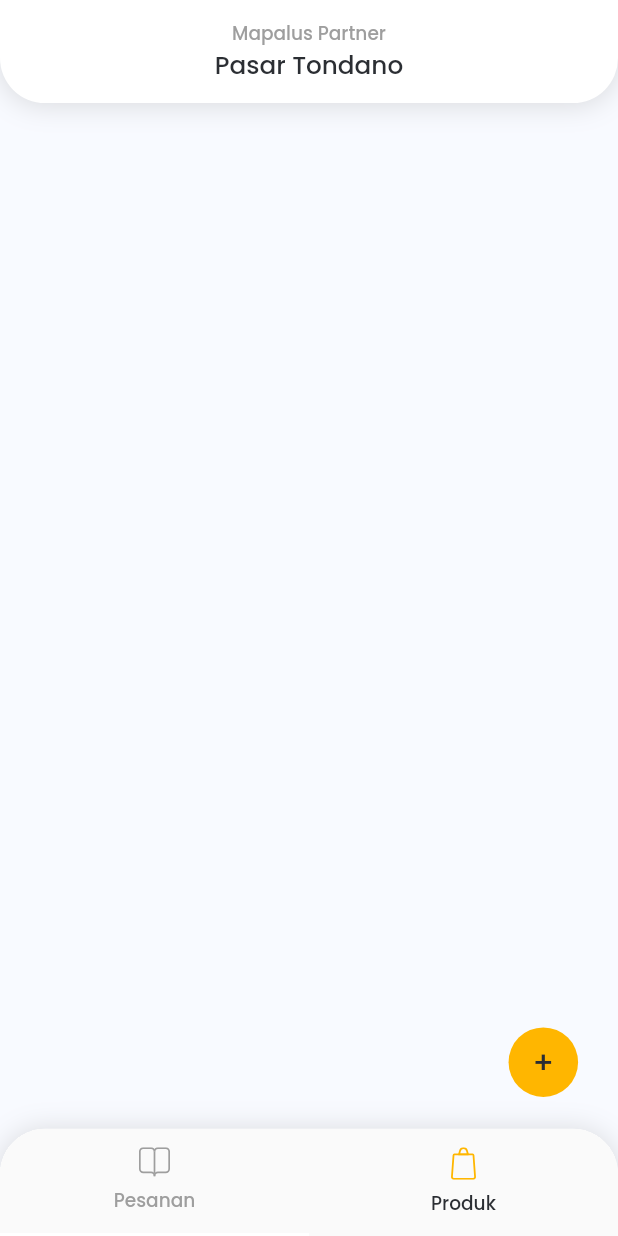
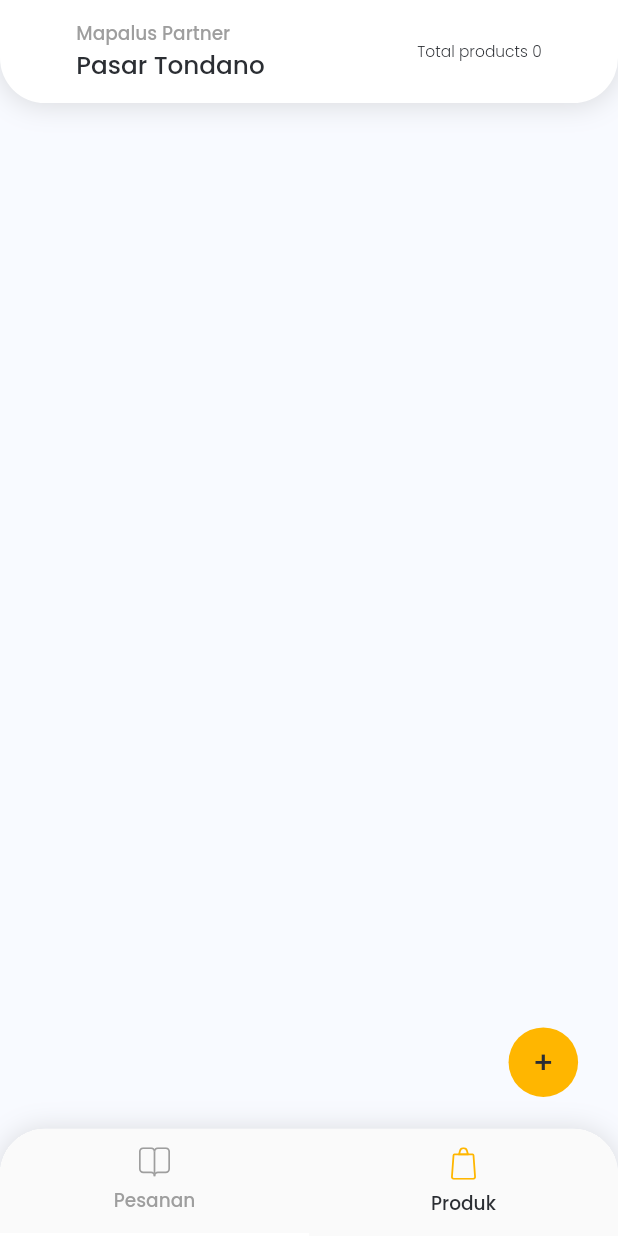
Before and after one commit to meimodev/mapalus_partner, a Flutter app: the HomeScreen screen opened by its route, after a tap on "Produk", on a phone screen of 412 x 824 dp. Run offline on Flutter 3.47's test engine with Material 2 defaults, Android fonts, the phone set to English and light mode, and no system bars; our stand-ins replace badges, carousel_slider, cloud_firestore, firebase_auth, firebase_core, firebase_messaging and 10 more; missing offline and left inert: flutter_dropdown, flutter_ringtone_player; accounts and stored records are empty; statements that could not run were skipped.

Commit message:
added  qol updates on managing products, dependency updates, other bug fixes & code improvement, added totals count,

```diff
--- a/lib/app/modules/home/home_screen.dart
+++ b/lib/app/modules/home/home_screen.dart
@@ -48,28 +48,50 @@
                       ),
                     ],
                   ),
-                  child: Column(
+                  child: Row(
+                    mainAxisSize: MainAxisSize.max,
+                    mainAxisAlignment: MainAxisAlignment.spaceAround,
+                    children: [
+                      Column(
                         mainAxisSize: MainAxisSize.min,
+                        crossAxisAlignment: CrossAxisAlignment.start,
                         children: [
                           Text(
                             "Mapalus Partner",
-                        textAlign: TextAlign.center,
-                        style: Theme.of(context).textTheme.bodyText1?.copyWith(
+                            style:
+                                Theme.of(context).textTheme.bodyText1?.copyWith(
                                       fontSize: 12.sp,
                                       color: Colors.grey,
                                     ),
                           ),
                           Text(
                             "Pasar Tondano",
-                        textAlign: TextAlign.center,
-                        style: Theme.of(context).textTheme.bodyText1?.copyWith(
+                            style:
+                                Theme.of(context).textTheme.bodyText1?.copyWith(
                                       fontSize: 16.sp,
                                     ),
                           ),
                         ],
                       ),
+                      Obx(
+                        () => AnimatedSwitcher(
+                          duration: 200.milliseconds,
+                          child: controller.isLoading.value
+                              ? const SizedBox()
+                              : _buildInfoSection(
+                                  isShowingOrders:
+                                      controller.activeNavBottomIndex.value ==
+                                          1,
+                                  isShowingProducts:
+                                      controller.activeNavBottomIndex.value ==
+                                          2,
+                                  context: context,
                                 ),
-                SizedBox(height: Insets.medium.h),
+                        ),
+                      ),
+                    ],
+                  ),
+                ),
                 Expanded(
                   child: Obx(
                     () => AnimatedSwitcher(
@@ -85,6 +107,7 @@
                                   controller.activeNavBottomIndex.value == 1,
                               isShowingProducts:
                                   controller.activeNavBottomIndex.value == 2,
+                              context: context,
                             ),
                     ),
                   ),
@@ -141,9 +164,15 @@
   _buildListSwitcher({
     required bool isShowingOrders,
     required bool isShowingProducts,
+    required BuildContext context,
   }) {
     if (isShowingOrders && !isShowingProducts) {
-      return Obx(
+      return Column(
+        crossAxisAlignment: CrossAxisAlignment.stretch,
+        children: [
+          SizedBox(height: Insets.small.h),
+          Expanded(
+            child: Obx(
               () => ListView.builder(
                 padding: EdgeInsets.only(bottom: Insets.large.h * 2),
                 addAutomaticKeepAlives: true,
@@ -162,6 +191,9 @@
                 },
                 itemCount: controller.orders.length,
               ),
+            ),
+          ),
+        ],
       );
     } else {
       return Obx(
@@ -185,6 +217,36 @@
         ),
       );
     }
+  }
+
+  _buildInfoSection({
+    required BuildContext context,
+    required bool isShowingOrders,
+    required bool isShowingProducts,
+  }) {
+    if (isShowingOrders) {
+      return Obx(
+        () => Text(
+          'Total orders ${controller.orders.length}',
+          style: Theme.of(context).textTheme.bodyText1?.copyWith(
+                color: Palette.accent,
+                fontWeight: FontWeight.w300,
+                fontSize: 10.sp,
+              ),
+        ),
+      );
+    }
+
+    return Obx(
+      () => Text(
+        'Total products ${controller.products.length}',
+        style: Theme.of(context).textTheme.bodyText1?.copyWith(
+              color: Palette.accent,
+              fontWeight: FontWeight.w300,
+              fontSize: 10.sp,
+            ),
+      ),
+    );
   }
 }
 
--- a/lib/app/modules/product_detail/product_detail_controller.dart
+++ b/lib/app/modules/product_detail/product_detail_controller.dart
@@ -18,7 +18,7 @@
   TextEditingController tecUnit = TextEditingController();
   TextEditingController tecWeight = TextEditingController();
   TextEditingController tecCategory = TextEditingController();
-  RxBool isAvailable = false.obs;
+  RxBool isAvailable = true.obs;
   RxBool isCustomPrice = false.obs;
 
   RxString errorText = "".obs;
```
Also changed, not shown: lib/app/modules/product_detail/product_detail_screen.dart (+74 -11 lines), pubspec.yaml (+17 -16 lines), pubspec.lock, 2 other files. Lines whose indentation alone changed are shown as unchanged.
